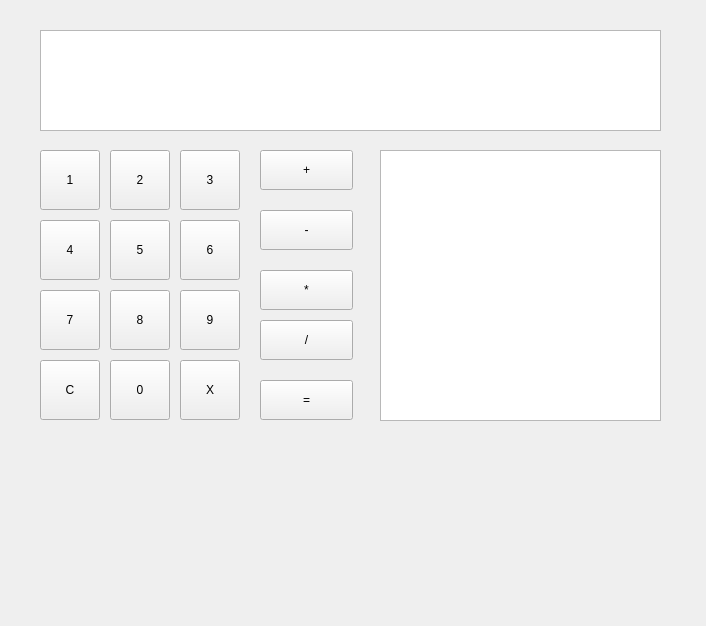
Qt form StackCal/stackcal.ui (Erout/Qt) before a commit.
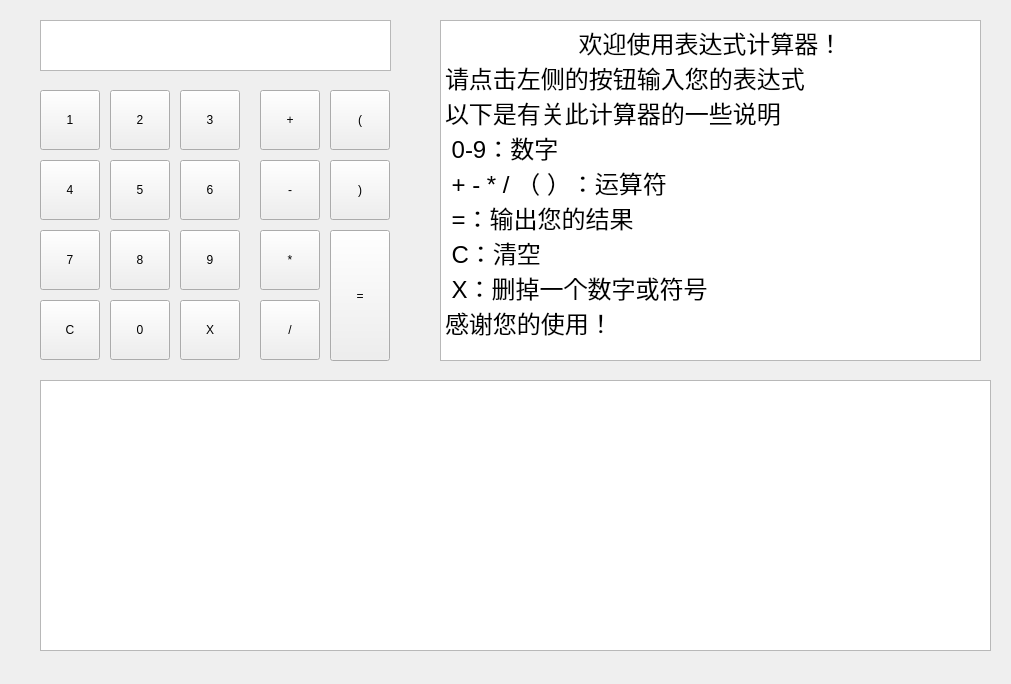
The same form after that commit.

```diff
--- a/StackCal/stackcal.ui
+++ b/StackCal/stackcal.ui
@@ -6,8 +6,8 @@
    <rect>
     <x>0</x>
     <y>0</y>
-    <width>706</width>
-    <height>626</height>
+    <width>1011</width>
+    <height>684</height>
    </rect>
   </property>
   <property name="windowTitle">
@@ -17,7 +17,7 @@
    <property name="geometry">
     <rect>
      <x>40</x>
-     <y>150</y>
+     <y>90</y>
      <width>60</width>
      <height>60</height>
     </rect>
@@ -30,7 +30,7 @@
    <property name="geometry">
     <rect>
      <x>110</x>
-     <y>150</y>
+     <y>90</y>
      <width>60</width>
      <height>60</height>
     </rect>
@@ -43,7 +43,7 @@
    <property name="geometry">
     <rect>
      <x>180</x>
-     <y>150</y>
+     <y>90</y>
      <width>60</width>
      <height>60</height>
     </rect>
@@ -56,7 +56,7 @@
    <property name="geometry">
     <rect>
      <x>40</x>
-     <y>220</y>
+     <y>160</y>
      <width>60</width>
      <height>60</height>
     </rect>
@@ -69,7 +69,7 @@
    <property name="geometry">
     <rect>
      <x>110</x>
-     <y>220</y>
+     <y>160</y>
      <width>60</width>
      <height>60</height>
     </rect>
@@ -82,7 +82,7 @@
    <property name="geometry">
     <rect>
      <x>180</x>
-     <y>220</y>
+     <y>160</y>
      <width>60</width>
      <height>60</height>
     </rect>
@@ -95,7 +95,7 @@
    <property name="geometry">
     <rect>
      <x>40</x>
-     <y>290</y>
+     <y>230</y>
      <width>60</width>
      <height>60</height>
     </rect>
@@ -108,7 +108,7 @@
    <property name="geometry">
     <rect>
      <x>110</x>
-     <y>290</y>
+     <y>230</y>
      <width>60</width>
      <height>60</height>
     </rect>
@@ -121,7 +121,7 @@
    <property name="geometry">
     <rect>
      <x>180</x>
-     <y>290</y>
+     <y>230</y>
      <width>60</width>
      <height>60</height>
     </rect>
@@ -134,7 +134,7 @@
    <property name="geometry">
     <rect>
      <x>110</x>
-     <y>360</y>
+     <y>300</y>
      <width>60</width>
      <height>60</height>
     </rect>
@@ -147,7 +147,7 @@
    <property name="geometry">
     <rect>
      <x>180</x>
-     <y>360</y>
+     <y>300</y>
      <width>60</width>
      <height>60</height>
     </rect>
@@ -160,7 +160,7 @@
    <property name="geometry">
     <rect>
      <x>40</x>
-     <y>360</y>
+     <y>300</y>
      <width>60</width>
      <height>60</height>
     </rect>
@@ -173,9 +173,9 @@
    <property name="geometry">
     <rect>
      <x>260</x>
-     <y>150</y>
-     <width>93</width>
-     <height>40</height>
+     <y>90</y>
+     <width>60</width>
+     <height>60</height>
     </rect>
    </property>
    <property name="text">
@@ -186,9 +186,9 @@
    <property name="geometry">
     <rect>
      <x>260</x>
-     <y>210</y>
-     <width>93</width>
-     <height>40</height>
+     <y>160</y>
+     <width>60</width>
+     <height>60</height>
     </rect>
    </property>
    <property name="text">
@@ -199,9 +199,9 @@
    <property name="geometry">
     <rect>
      <x>260</x>
-     <y>270</y>
-     <width>93</width>
-     <height>40</height>
+     <y>230</y>
+     <width>60</width>
+     <height>60</height>
     </rect>
    </property>
    <property name="text">
@@ -212,9 +212,9 @@
    <property name="geometry">
     <rect>
      <x>260</x>
-     <y>320</y>
-     <width>93</width>
-     <height>40</height>
+     <y>300</y>
+     <width>60</width>
+     <height>60</height>
     </rect>
    </property>
    <property name="text">
@@ -225,19 +225,19 @@
    <property name="geometry">
     <rect>
      <x>40</x>
-     <y>30</y>
-     <width>621</width>
-     <height>101</height>
+     <y>20</y>
+     <width>351</width>
+     <height>51</height>
     </rect>
    </property>
   </widget>
   <widget class="QPushButton" name="equal">
    <property name="geometry">
     <rect>
-     <x>260</x>
-     <y>380</y>
-     <width>93</width>
-     <height>40</height>
+     <x>330</x>
+     <y>230</y>
+     <width>60</width>
+     <height>131</height>
     </rect>
    </property>
    <property name="text">
@@ -247,13 +247,64 @@
   <widget class="QTableView" name="tableView">
    <property name="geometry">
     <rect>
-     <x>380</x>
-     <y>150</y>
-     <width>281</width>
+     <x>40</x>
+     <y>380</y>
+     <width>951</width>
      <height>271</height>
     </rect>
    </property>
   </widget>
+  <widget class="QPushButton" name="leftKuo">
+   <property name="geometry">
+    <rect>
+     <x>330</x>
+     <y>90</y>
+     <width>60</width>
+     <height>60</height>
+    </rect>
+   </property>
+   <property name="text">
+    <string>(</string>
+   </property>
+  </widget>
+  <widget class="QPushButton" name="rightKuo">
+   <property name="geometry">
+    <rect>
+     <x>330</x>
+     <y>160</y>
+     <width>60</width>
+     <height>60</height>
+    </rect>
+   </property>
+   <property name="text">
+    <string>)</string>
+   </property>
+  </widget>
+  <widget class="QTextBrowser" name="textBrowser_2">
+   <property name="geometry">
+    <rect>
+     <x>440</x>
+     <y>20</y>
+     <width>541</width>
+     <height>341</height>
+    </rect>
+   </property>
+   <property name="html">
+    <string>&lt;!DOCTYPE HTML PUBLIC &quot;-//W3C//DTD HTML 4.0//EN&quot; &quot;http://www.w3.org/TR/REC-html40/strict.dtd&quot;&gt;
+&lt;html&gt;&lt;head&gt;&lt;meta name=&quot;qrichtext&quot; content=&quot;1&quot; /&gt;&lt;style type=&quot;text/css&quot;&gt;
+p, li { white-space: pre-wrap; }
+&lt;/style&gt;&lt;/head&gt;&lt;body style=&quot; font-family:'SimSun'; font-size:9pt; font-weight:400; font-style:normal;&quot;&gt;
+&lt;p align=&quot;center&quot; style=&quot; margin-top:0px; margin-bottom:0px; margin-left:0px; margin-right:0px; -qt-block-indent:0; text-indent:0px;&quot;&gt;&lt;span style=&quot; font-size:18pt;&quot;&gt;欢迎使用表达式计算器！&lt;/span&gt;&lt;/p&gt;
+&lt;p style=&quot; margin-top:0px; margin-bottom:0px; margin-left:0px; margin-right:0px; -qt-block-indent:0; text-indent:0px;&quot;&gt;&lt;span style=&quot; font-size:18pt;&quot;&gt;请点击左侧的按钮输入您的表达式&lt;/span&gt;&lt;/p&gt;
+&lt;p style=&quot; margin-top:0px; margin-bottom:0px; margin-left:0px; margin-right:0px; -qt-block-indent:0; text-indent:0px;&quot;&gt;&lt;span style=&quot; font-size:18pt;&quot;&gt;以下是有关此计算器的一些说明&lt;/span&gt;&lt;/p&gt;
+&lt;p style=&quot; margin-top:0px; margin-bottom:0px; margin-left:0px; margin-right:0px; -qt-block-indent:0; text-indent:0px;&quot;&gt;&lt;span style=&quot; font-size:18pt;&quot;&gt; 0-9：数字&lt;/span&gt;&lt;/p&gt;
+&lt;p style=&quot; margin-top:0px; margin-bottom:0px; margin-left:0px; margin-right:0px; -qt-block-indent:0; text-indent:0px;&quot;&gt;&lt;span style=&quot; font-size:18pt;&quot;&gt; + - * / （ ）：运算符&lt;/span&gt;&lt;/p&gt;
+&lt;p style=&quot; margin-top:0px; margin-bottom:0px; margin-left:0px; margin-right:0px; -qt-block-indent:0; text-indent:0px;&quot;&gt;&lt;span style=&quot; font-size:18pt;&quot;&gt; =：输出您的结果&lt;/span&gt;&lt;/p&gt;
+&lt;p style=&quot; margin-top:0px; margin-bottom:0px; margin-left:0px; margin-right:0px; -qt-block-indent:0; text-indent:0px;&quot;&gt;&lt;span style=&quot; font-size:18pt;&quot;&gt; C：清空&lt;/span&gt;&lt;/p&gt;
+&lt;p style=&quot; margin-top:0px; margin-bottom:0px; margin-left:0px; margin-right:0px; -qt-block-indent:0; text-indent:0px;&quot;&gt;&lt;span style=&quot; font-size:18pt;&quot;&gt; X：删掉一个数字或符号&lt;/span&gt;&lt;/p&gt;
+&lt;p style=&quot; margin-top:0px; margin-bottom:0px; margin-left:0px; margin-right:0px; -qt-block-indent:0; text-indent:0px;&quot;&gt;&lt;span style=&quot; font-size:18pt;&quot;&gt;感谢您的使用！&lt;/span&gt;&lt;/p&gt;&lt;/body&gt;&lt;/html&gt;</string>
+   </property>
+  </widget>
  </widget>
  <layoutdefault spacing="6" margin="11"/>
  <resources/>
```
Left out of the diff: 2 changed lines with no effect on the pictures.
